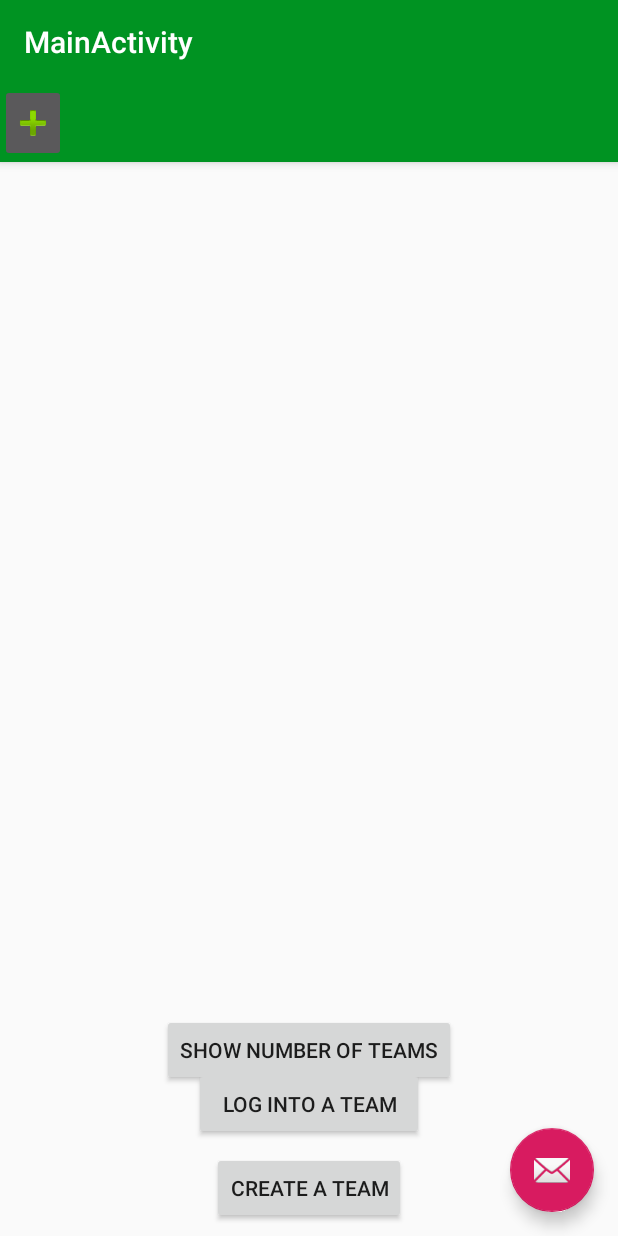
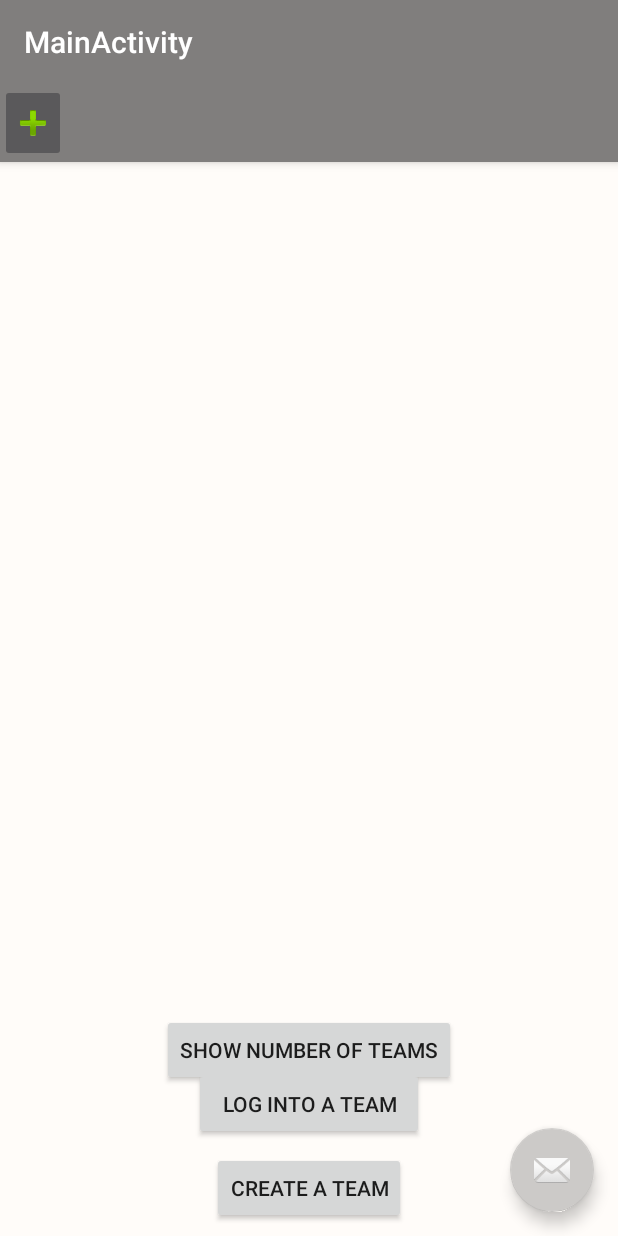
Before and after one commit to kandersonbsu/AndroidSoftballApp, an Android app: the screen it shows after launch (MainActivity), on a phone screen of 412 x 824 dp. Run offline under Robolectric (Android 15) with nearby library versions, the phone set to English and light mode, and no system bars; libraries missing offline, so code that uses them is left out: io.objectbox, io.objectbox.kotlin; 2 statements that could not run were skipped.

Commit message:
Final Project

```diff
--- a/app/src/main/java/com/example/softballapp/Fragments/MainFragment.kt
+++ b/app/src/main/java/com/example/softballapp/Fragments/MainFragment.kt
@@ -1,6 +1,7 @@
 package com.example.softballapp.Fragments
 
 import android.content.Context
+import android.graphics.Color
 import android.net.Uri
 import android.os.Bundle
 import android.support.v4.app.Fragment
--- a/app/src/main/res/layout/fragment_add_player.xml
+++ b/app/src/main/res/layout/fragment_add_player.xml
@@ -4,7 +4,9 @@
                                              android:layout_width="match_parent"
                                              android:layout_height="match_parent"
                                              tools:context=".Fragments.AddPlayerFragment"
-                                             android:id="@+id/frameLayout2">
+                                             android:id="@+id/frameLayout2"
+                                             android:background="@color/background">
+
     <FrameLayout
             android:layout_width="match_parent"
             android:layout_height="666dp" app:layout_constraintEnd_toEndOf="parent" android:layout_marginEnd="8dp"
--- a/app/src/main/res/layout/fragment_create_team.xml
+++ b/app/src/main/res/layout/fragment_create_team.xml
@@ -3,7 +3,8 @@
              xmlns:app="http://schemas.android.com/apk/res-auto" xmlns:tools="http://schemas.android.com/tools"
              android:layout_width="match_parent"
              android:layout_height="match_parent"
-             tools:context=".Fragments.CreateTeamFragment">
+             tools:context=".Fragments.CreateTeamFragment"
+             android:background="@color/background">
 
     <!-- TODO: Update blank fragment layout -->
     <android.support.constraint.ConstraintLayout
--- a/app/src/main/res/layout/fragment_homepage.xml
+++ b/app/src/main/res/layout/fragment_homepage.xml
@@ -3,7 +3,8 @@
              xmlns:app="http://schemas.android.com/apk/res-auto" xmlns:tools="http://schemas.android.com/tools"
              android:layout_width="match_parent"
              android:layout_height="match_parent"
-             tools:context=".Fragments.HomepageFragment">
+             tools:context=".Fragments.HomepageFragment"
+                android:background="@color/background">
 
     <!-- TODO: Update blank fragment layout -->
     <android.support.constraint.ConstraintLayout
@@ -22,7 +23,8 @@
                 <LinearLayout
                         android:orientation="horizontal"
                         android:layout_width="match_parent"
-                        android:layout_height="match_parent">
+                        android:layout_height="match_parent"
+                        android:background="@color/background">
                 </LinearLayout>
             </TableRow>
             <TableRow android:layout_width="match_parent" android:layout_height="match_parent">
--- a/app/src/main/res/layout/fragment_main.xml
+++ b/app/src/main/res/layout/fragment_main.xml
@@ -3,7 +3,8 @@
              xmlns:app="http://schemas.android.com/apk/res-auto" xmlns:tools="http://schemas.android.com/tools"
              android:layout_width="match_parent"
              android:layout_height="match_parent"
-             tools:context=".Fragments.MainFragment" android:id="@+id/frameLayout">
+             tools:context=".Fragments.MainFragment" android:id="@+id/frameLayout"
+            android:background="@color/background">
 
     <!-- TODO: Update blank fragment layout -->
     <android.support.constraint.ConstraintLayout
--- a/app/src/main/res/layout/fragment_team.xml
+++ b/app/src/main/res/layout/fragment_team.xml
@@ -4,7 +4,9 @@
                                              xmlns:tools="http://schemas.android.com/tools"
                                              android:layout_width="match_parent"
                                              android:layout_height="match_parent"
-                                             tools:context=".Fragments.TeamFragment" android:id="@+id/constraintLayout">
+                                             tools:context=".Fragments.TeamFragment" android:id="@+id/constraintLayout"
+                                             android:background="@color/background"
+>
     <LinearLayout
             android:orientation="vertical"
             android:layout_width="match_parent"
--- a/app/src/main/res/layout/fragment_team_login.xml
+++ b/app/src/main/res/layout/fragment_team_login.xml
@@ -3,7 +3,8 @@
              xmlns:app="http://schemas.android.com/apk/res-auto" xmlns:tools="http://schemas.android.com/tools"
              android:layout_width="match_parent"
              android:layout_height="match_parent"
-             tools:context=".Fragments.TeamLoginFragment">
+             tools:context=".Fragments.TeamLoginFragment"
+             android:background="@color/background">
     <android.support.constraint.ConstraintLayout
             android:layout_width="match_parent"
             android:layout_height="match_parent">
--- a/app/src/main/res/values/colors.xml
+++ b/app/src/main/res/values/colors.xml
@@ -1,6 +1,8 @@
 <?xml version="1.0" encoding="utf-8"?>
 <resources>
-    <color name="colorPrimary">#009322</color>
-    <color name="colorPrimaryDark">#00574B</color>
-    <color name="colorAccent">#D81B60</color>
+    <color name="colorPrimary">#807E7D</color>
+    <color name="colorPrimaryDark">#806B57</color>
+    <color name="colorAccent">#CCCAC8</color>
+    <color name="background">#FFFCF9</color>
+
 </resources>
```
Also changed, not shown: 178 other files.
